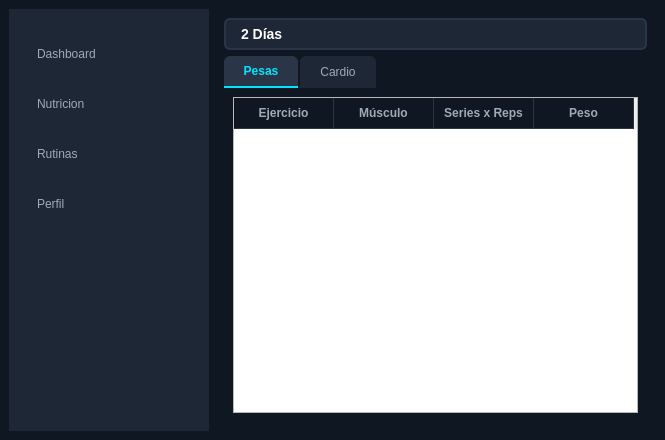
Qt form mainwindow.ui (nicojjl/VitalCoreFit) before a commit.
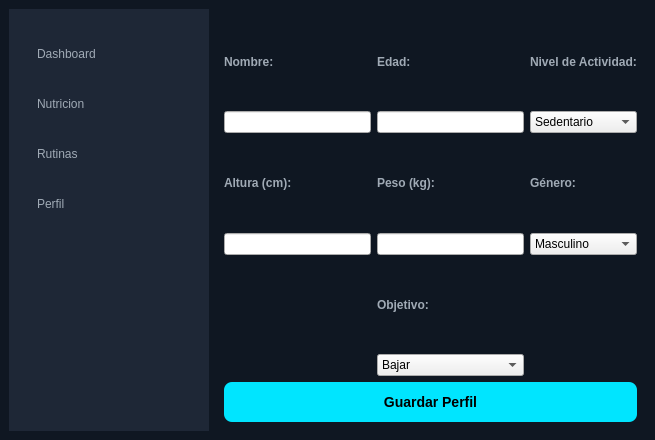
The same form after that commit.

Commit message: boceto de modulo de perfil listo

Diff of the .ui file:
```diff
--- a/mainwindow.ui
+++ b/mainwindow.ui
@@ -6,7 +6,7 @@
    <rect>
     <x>0</x>
     <y>0</y>
-    <width>665</width>
+    <width>655</width>
     <height>440</height>
    </rect>
   </property>
@@ -204,6 +204,36 @@
 QTableCornerButton::section {
     background-color: #0F1722;
     border: none;
+}
+/*MÓDULO DE PERFIL Y BOTONES */
+
+
+/* ESTILO DEL BOTÓN PRINCIPAL */
+QPushButton#btnGuardarPerfil {
+    background-color: #00E5FF; /* El cian característico de la app */
+    color: #000000; /* Texto negro para contraste */
+    border: none;
+    border-radius: 8px;
+    padding: 12px;
+    font-weight: bold;
+    font-size: 14px;
+    font-family: &quot;Segoe UI&quot;, Arial;
+}
+
+/* EFECTO HOVER (Al pasar el mouse) */
+QPushButton#btnGuardarPerfil:hover {
+    background-color: #33EEFF; /* Un cian un poco más claro */
+}
+
+/* EFECTO PRESSED (Al hacer clic) */
+QPushButton#btnGuardarPerfil:pressed {
+    background-color: #00B8CC; /* Un cian más oscuro */
+}
+
+/* Ajuste de color para las etiquetas del formulario */
+QStackedWidget QLabel {
+    color: #A0AAB5;
+    font-weight: bold;
 }</string>
   </property>
   <widget class="QWidget" name="centralwidget">
@@ -241,7 +271,7 @@
     <item>
      <widget class="QStackedWidget" name="stackedWidget">
       <property name="currentIndex">
-       <number>2</number>
+       <number>3</number>
       </property>
       <widget class="QWidget" name="page_3">
        <layout class="QVBoxLayout" name="verticalLayout">
@@ -422,6 +452,144 @@
         </item>
        </layout>
       </widget>
+      <widget class="QWidget" name="page_2">
+       <layout class="QVBoxLayout" name="verticalLayout_5">
+        <item>
+         <layout class="QGridLayout" name="gridLayout_2">
+          <item row="6" column="1">
+           <widget class="QLabel" name="Peso_2">
+            <property name="text">
+             <string>Objetivo:</string>
+            </property>
+           </widget>
+          </item>
+          <item row="3" column="1">
+           <widget class="QLineEdit" name="inputPeso"/>
+          </item>
+          <item row="2" column="1">
+           <widget class="QLabel" name="Peso">
+            <property name="text">
+             <string>Peso (kg):</string>
+            </property>
+           </widget>
+          </item>
+          <item row="2" column="0">
+           <widget class="QLabel" name="label_6">
+            <property name="text">
+             <string>Altura (cm):</string>
+            </property>
+           </widget>
+          </item>
+          <item row="0" column="2">
+           <widget class="QLabel" name="label_8">
+            <property name="text">
+             <string>Nivel de Actividad:</string>
+            </property>
+           </widget>
+          </item>
+          <item row="1" column="2">
+           <widget class="QComboBox" name="comboBox">
+            <item>
+             <property name="text">
+              <string>Sedentario</string>
+             </property>
+            </item>
+            <item>
+             <property name="text">
+              <string>Ligero</string>
+             </property>
+            </item>
+            <item>
+             <property name="text">
+              <string>Moderado</string>
+             </property>
+            </item>
+            <item>
+             <property name="text">
+              <string>Activo</string>
+             </property>
+            </item>
+            <item>
+             <property name="text">
+              <string>Muy Activo</string>
+             </property>
+            </item>
+           </widget>
+          </item>
+          <item row="0" column="0">
+           <widget class="QLabel" name="nombre">
+            <property name="text">
+             <string>Nombre:</string>
+            </property>
+           </widget>
+          </item>
+          <item row="1" column="1">
+           <widget class="QLineEdit" name="inputEdad"/>
+          </item>
+          <item row="2" column="2">
+           <widget class="QLabel" name="label_7">
+            <property name="text">
+             <string>Género:</string>
+            </property>
+           </widget>
+          </item>
+          <item row="0" column="1">
+           <widget class="QLabel" name="Edad">
+            <property name="text">
+             <string>Edad:</string>
+            </property>
+           </widget>
+          </item>
+          <item row="3" column="0">
+           <widget class="QLineEdit" name="lineEdit_3"/>
+          </item>
+          <item row="1" column="0">
+           <widget class="QLineEdit" name="inputNombre"/>
+          </item>
+          <item row="3" column="2">
+           <widget class="QComboBox" name="comboGenero">
+            <item>
+             <property name="text">
+              <string>Masculino</string>
+             </property>
+            </item>
+            <item>
+             <property name="text">
+              <string>Femenino</string>
+             </property>
+            </item>
+           </widget>
+          </item>
+          <item row="7" column="1">
+           <widget class="QComboBox" name="comboObjetivo">
+            <item>
+             <property name="text">
+              <string>Bajar</string>
+             </property>
+            </item>
+            <item>
+             <property name="text">
+              <string>Mantener</string>
+             </property>
+            </item>
+            <item>
+             <property name="text">
+              <string>Subir</string>
+             </property>
+            </item>
+           </widget>
+          </item>
+         </layout>
+        </item>
+        <item>
+         <widget class="QPushButton" name="btnGuardarPerfil">
+          <property name="text">
+           <string>Guardar Perfil</string>
+          </property>
+         </widget>
+        </item>
+       </layout>
+      </widget>
      </widget>
     </item>
    </layout>
```
Left out of the diff: 2 changed lines with no effect on the pictures. The commit also changes 2 other files.
